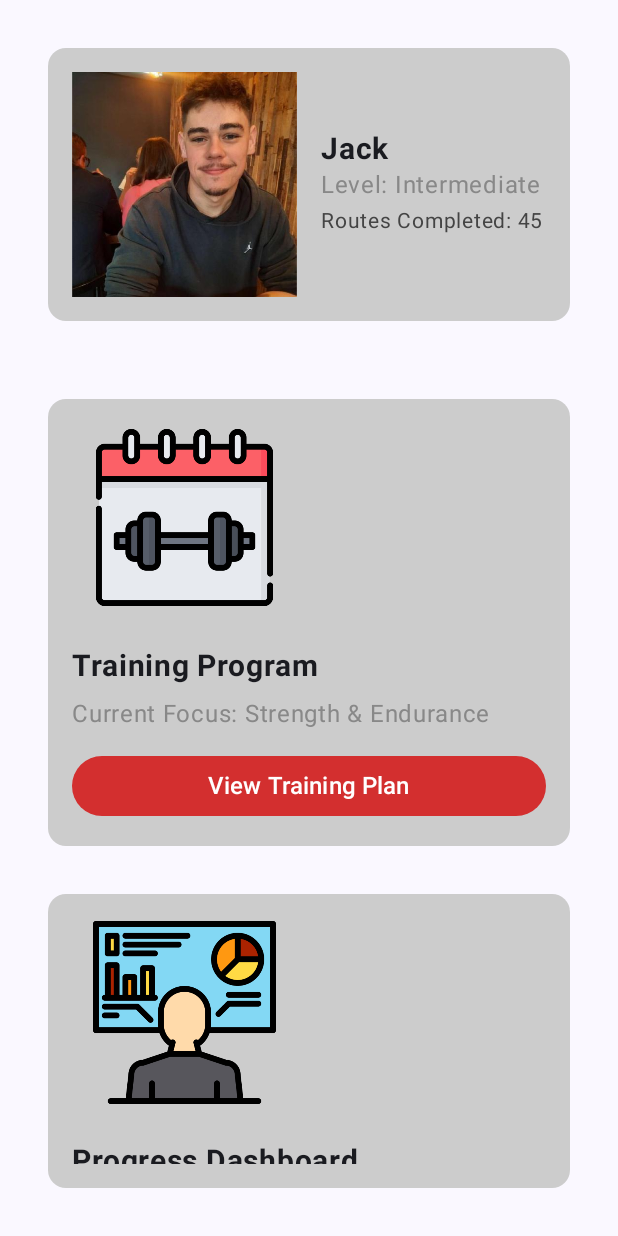
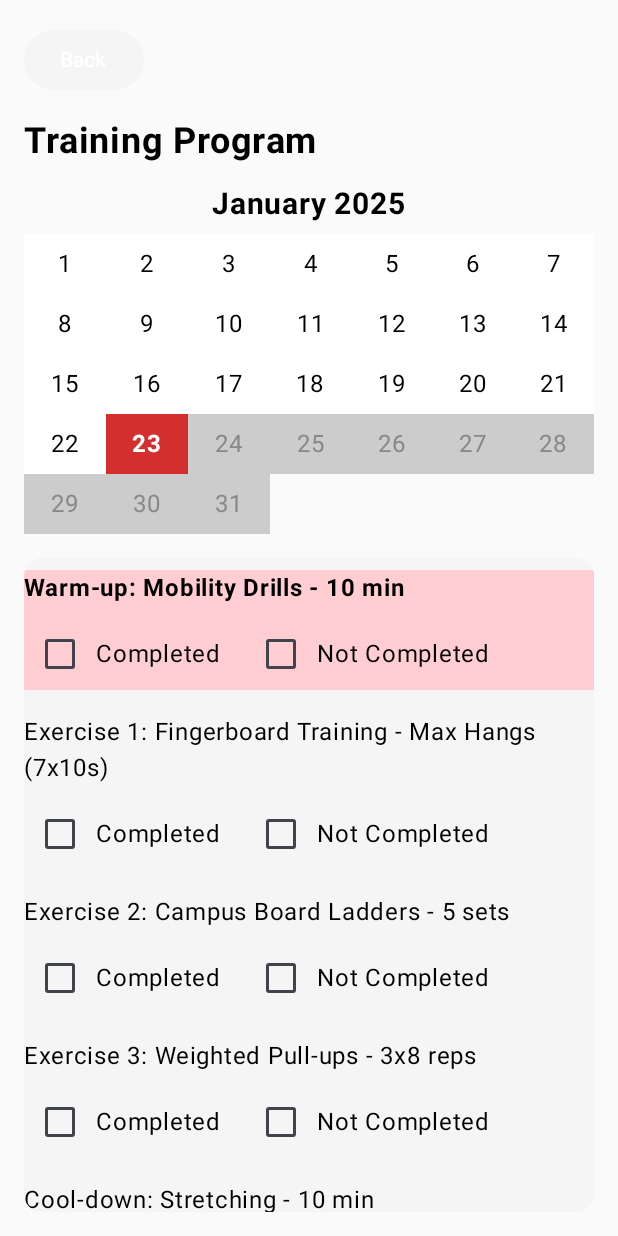
Before and after one commit to Jack9491/RockSolid, an Android app built with Jetpack Compose: the HomeScreen screen opened through its navigation route, after a tap on "View Training Plan", on a phone screen of 412 x 824 dp. Run offline under Robolectric (Android 15) with nearby library versions, the phone set to English and light mode, and no system bars; our stand-ins replace Firebase (no records; nobody signed in at launch, a user with empty details on screens opened directly).

Commit message:
Added Training Program

```diff
--- a/app/src/main/java/ie/tus/rocksolid/navigation/BuildNavigationGraph.kt
+++ b/app/src/main/java/ie/tus/rocksolid/navigation/BuildNavigationGraph.kt
@@ -12,6 +12,7 @@ import ie.tus.rocksolid.screens.WelcomeScreen
 import ie.tus.rocksolid.screens.RegisterScreen
 import ie.tus.rocksolid.screens.LoginScreen
 import ie.tus.rocksolid.screens.HomeScreen
+import ie.tus.rocksolid.screens.TrainingProgramScreen
 import ie.tus.rocksolid.viewmodel.HomeViewModel
 
 
@@ -26,6 +27,7 @@ fun BuildNavigationGraph(
         composable(Screen.RegisterScreen.route) { RegisterScreen(navController) }
         composable(Screen.LoginScreen.route) { LoginScreen(navController) }
         composable(Screen.HomeScreen.route) { HomeScreen(navController) }
-
+        composable(Screen.TrainingProgramScreen.route) { TrainingProgramScreen(navController) }
+        composable(Screen.TrainingProgramScreen.route) { TrainingProgramScreen(navController) }
     }
 }
--- a/app/src/main/java/ie/tus/rocksolid/screens/HomeScreen.kt
+++ b/app/src/main/java/ie/tus/rocksolid/screens/HomeScreen.kt
@@ -9,6 +9,8 @@ import androidx.compose.material3.*
 import androidx.compose.runtime.*
 import androidx.compose.ui.Alignment
 import androidx.compose.ui.Modifier
+import androidx.compose.ui.draw.clip
+import androidx.compose.ui.draw.shadow
 import androidx.compose.ui.graphics.Color
 import androidx.compose.ui.layout.ContentScale
 import androidx.compose.ui.platform.LocalContext
@@ -25,9 +27,9 @@ import ie.tus.rocksolid.R
 fun HomeScreen(navController: NavHostController) {
     val context = LocalContext.current
     val auth = remember { FirebaseAuth.getInstance() }
-    val userName = "Jack" // Placeholder, replace with actual user data
+    val userName = "Jack" // Placeholder
     val climbingLevel = "Intermediate"
-    val completedRoutes = 45 // Placeholder data
+    val completedRoutes = 45 // Placeholder
     val currentTraining = "Strength & Endurance"
     val currentProgress = "Week 1"
 
@@ -45,10 +47,10 @@ fun HomeScreen(navController: NavHostController) {
             Spacer(modifier = Modifier.height(20.dp))
 
             // Training Program Section
-            TrainingProgramSection(currentTraining)
+            TrainingProgramSection(currentTraining,  navController)
 
             // Progress Dashboard Section
-            ProgressDashboard(currentTraining)
+            ProgressDashboard(currentProgress, navController)
         }
     }
 }
@@ -56,51 +58,83 @@ fun HomeScreen(navController: NavHostController) {
 @Composable
 fun ProfileCard(userName: String, level: String, completedRoutes: Int) {
     Card(
-        modifier = Modifier.fillMaxWidth().padding(16.dp),
+        modifier = Modifier
+            .fillMaxWidth()
+            .padding(16.dp)
+            .shadow(8.dp, shape = RoundedCornerShape(12.dp)),
         shape = RoundedCornerShape(12.dp),
-        colors = CardDefaults.cardColors(containerColor = Color.LightGray)
+        colors = CardDefaults.cardColors(containerColor = Color(0xFFD32F2F)) // Light blue background
     ) {
         Row(
             modifier = Modifier.padding(16.dp),
             verticalAlignment = Alignment.CenterVertically
         ) {
             Image(
-                painter = painterResource(id = R.drawable.ic_profile_pic), // Replace with actual user image
+                painter = painterResource(id = R.drawable.ic_profile_pic),
                 contentDescription = "Profile Picture",
-                modifier = Modifier.size(150.dp)
+                modifier = Modifier
+                    .size(80.dp)
+                    .clip(RoundedCornerShape(50)) // Circular image
             )
             Spacer(modifier = Modifier.width(16.dp))
             Column {
-                Text(text = userName, fontSize = 20.sp, fontWeight = FontWeight.Bold)
-                Text(text = "Level: $level", fontSize = 16.sp, color = Color.Gray)
-                Text(text = "Routes Completed: $completedRoutes", fontSize = 14.sp, color = Color.DarkGray)
+                Text(text = userName, fontSize = 22.sp, fontWeight = FontWeight.Bold)
+                Spacer(modifier = Modifier.height(4.dp))
+
+                Row(verticalAlignment = Alignment.CenterVertically) {
+                    Icon(
+                        painter = painterResource(id = R.drawable.ic_level), // Level icon
+                        contentDescription = "Level Icon",
+                        modifier = Modifier.size(18.dp),
+                        tint = Color.Black
+                    )
+                    Spacer(modifier = Modifier.width(4.dp))
+                    Text(text = "Level: $level", fontSize = 16.sp, color = Color.White)
+                }
+
+                Spacer(modifier = Modifier.height(4.dp))
+
+                Row(verticalAlignment = Alignment.CenterVertically) {
+                    Icon(
+                        painter = painterResource(id = R.drawable.ic_routes), // Routes completed icon
+                        contentDescription = "Routes Icon",
+                        modifier = Modifier.size(18.dp),
+                        tint = Color.Black
+                    )
+                    Spacer(modifier = Modifier.width(4.dp))
+                    Text(text = "Routes Completed: $completedRoutes", fontSize = 14.sp, color = Color.White)
+                }
             }
         }
     }
 }
 
+
 @Composable
-fun TrainingProgramSection(currentTraining: String) {
+fun TrainingProgramSection(currentTraining: String, navController: NavHostController) {
     Card(
         modifier = Modifier.fillMaxWidth().padding(16.dp),
         shape = RoundedCornerShape(12.dp),
         colors = CardDefaults.cardColors(containerColor = Color.LightGray)
     ) {
-        Column(modifier = Modifier.padding(16.dp)) {
+        Column(
+            modifier = Modifier.padding(16.dp),
+            horizontalAlignment = Alignment.CenterHorizontally // Center content
+        ) {
             Image(
                 painter = painterResource(id = R.drawable.ic_training_plan),
                 contentDescription = "Training Plan",
                 modifier = Modifier
                     .size(150.dp)
                     .padding(bottom = 24.dp),
-            contentScale = ContentScale.Fit
+                contentScale = ContentScale.Fit
             )
             Text(text = "Training Program", fontSize = 20.sp, fontWeight = FontWeight.Bold)
             Spacer(modifier = Modifier.height(8.dp))
             Text(text = "Current Focus: $currentTraining", fontSize = 16.sp, color = Color.Gray)
             Spacer(modifier = Modifier.height(12.dp))
             Button(
-                onClick = { /* Navigate to training details */ },
+                onClick = { navController.navigate("trainingProgramScreen") },
                 modifier = Modifier.fillMaxWidth(),
                 colors = ButtonDefaults.buttonColors(containerColor = Color(0xFFD32F2F))
             ) {
@@ -111,13 +145,16 @@ fun TrainingProgramSection(currentTraining: String) {
 }
 
 @Composable
-fun ProgressDashboard(currentProgress: String) {
+fun ProgressDashboard(currentProgress: String, navController: NavHostController) {
     Card(
         modifier = Modifier.fillMaxWidth().padding(16.dp),
         shape = RoundedCornerShape(12.dp),
         colors = CardDefaults.cardColors(containerColor = Color.LightGray)
     ) {
-        Column (modifier = Modifier.padding(16.dp)) {
+        Column(
+            modifier = Modifier.padding(16.dp),
+            horizontalAlignment = Alignment.CenterHorizontally // Center content
+        ) {
             Image(
                 painter = painterResource(id = R.drawable.ic_progress_dashboard),
                 contentDescription = "Progress Dashboard",
@@ -131,7 +168,7 @@ fun ProgressDashboard(currentProgress: String) {
             Text(text = "Current Focus: $currentProgress", fontSize = 16.sp, color = Color.Gray)
             Spacer(modifier = Modifier.height(12.dp))
             Button(
-                onClick = { /* Navigate to progress dashboard */ },
+                onClick = { navController.navigate("ProgressDashboardScreen") },
                 modifier = Modifier.fillMaxWidth(),
                 colors = ButtonDefaults.buttonColors(containerColor = Color(0xFFD32F2F))
             ) {
--- /dev/null
+++ b/app/src/main/java/ie/tus/rocksolid/screens/ProgressDashboardScreen.kt
@@ -0,0 +1 @@
+package ie.tus.rocksolid.screens
--- /dev/null
+++ b/app/src/main/java/ie/tus/rocksolid/screens/TrainingProgramScreen.kt
@@ -0,0 +1,319 @@
+package ie.tus.rocksolid.screens
+
+import androidx.compose.foundation.background
+import androidx.compose.foundation.clickable
+import androidx.compose.foundation.layout.*
+import androidx.compose.foundation.lazy.LazyColumn
+import androidx.compose.foundation.lazy.grid.GridCells
+import androidx.compose.foundation.lazy.grid.LazyVerticalGrid
+import androidx.compose.material3.*
+import androidx.compose.runtime.*
+import androidx.compose.ui.Alignment
+import androidx.compose.ui.Modifier
+import androidx.compose.ui.graphics.Color
+import androidx.compose.ui.text.font.FontWeight
+import androidx.compose.ui.unit.dp
+import androidx.compose.ui.unit.sp
+import androidx.navigation.NavHostController
+import java.util.Calendar
+
+
+@Composable
+fun TrainingProgramScreen(navController: NavHostController) {
+    val today = remember { Calendar.getInstance().get(Calendar.DAY_OF_MONTH) }
+    var selectedDay by remember { mutableStateOf(today) }
+    val workoutCompletion = remember { mutableStateMapOf<String, String>() } // Tracks completed/uncompleted with notes
+    val notes = remember { mutableStateListOf<String>() } // Notes for uncompleted workouts
+    val currentExerciseIndex = remember { mutableStateOf(0) } // Track the current active exercise
+
+    Column(modifier = Modifier.fillMaxSize().padding(16.dp)) {
+        // Back Button
+        Button(
+            onClick = { navController.popBackStack() },
+            modifier = Modifier.padding(bottom = 16.dp),
+            colors = ButtonDefaults.buttonColors(containerColor = Color(0xFFF5F5F5))
+        ) {
+            Text("Back", color = Color.White)
+        }
+
+        Text(
+            text = "Training Program",
+            fontSize = 24.sp,
+            fontWeight = FontWeight.Bold,
+            color = Color.Black,
+            modifier = Modifier.padding(bottom = 16.dp)
+        )
+
+        // Calendar View
+        CustomCalendar(today, selectedDay) { day ->
+            selectedDay = day // Update selectedDay when a day is clicked
+            currentExerciseIndex.value = 0 // Reset active exercise when the day changes
+        }
+
+        Spacer(modifier = Modifier.height(16.dp))
+
+        // Training Details
+        TrainingDetails(selectedDay, today, workoutCompletion, notes, currentExerciseIndex)
+
+        // Notes Section
+        if (notes.isNotEmpty()) {
+            Spacer(modifier = Modifier.height(16.dp))
+            Card(
+                modifier = Modifier.fillMaxWidth(),
+                colors = CardDefaults.cardColors(containerColor = Color(0xFFF5F5F5))
+            ) {
+                Column(modifier = Modifier.padding(16.dp)) {
+                    Text(
+                        text = "Notes",
+                        fontSize = 20.sp,
+                        fontWeight = FontWeight.Bold,
+                        color = Color.Black
+                    )
+                    notes.forEach { note ->
+                        Text(
+                            text = "- $note",
+                            fontSize = 16.sp,
+                            color = Color.Gray,
+                            modifier = Modifier.padding(top = 8.dp)
+                        )
+                    }
+                }
+            }
+        }
+    }
+}
+
+@Composable
+fun CustomCalendar(today: Int, selectedDay: Int, onDaySelected: (Int) -> Unit) {
+    val daysInMonth = Calendar.getInstance().getActualMaximum(Calendar.DAY_OF_MONTH)
+
+    Column(
+        modifier = Modifier.fillMaxWidth(),
+        horizontalAlignment = Alignment.CenterHorizontally
+    ) {
+        Text(
+            text = "January ${Calendar.getInstance().get(Calendar.YEAR)}",
+            fontSize = 20.sp,
+            fontWeight = FontWeight.Bold,
+            color = Color.Black,
+            modifier = Modifier.padding(bottom = 8.dp)
+        )
+
+        LazyVerticalGrid(columns = GridCells.Fixed(7), modifier = Modifier.fillMaxWidth()) {
+            items(daysInMonth) { day ->
+                val dayNumber = day + 1
+                val isToday = dayNumber == today
+                val isSelected = dayNumber == selectedDay
+                val isLocked = dayNumber > today
+
+                Box(
+                    modifier = Modifier
+                        .size(40.dp)
+                        .background(
+                            when {
+                                isSelected -> Color(0xFFD32F2F)
+                                isToday -> Color.Black
+                                isLocked -> Color.LightGray
+                                else -> Color.White
+                            }
+                        )
+                        .clickable(enabled = !isLocked) { onDaySelected(dayNumber) },
+                    contentAlignment = Alignment.Center
+                ) {
+                    Text(
+                        text = dayNumber.toString(),
+                        color = when {
+                            isSelected || isToday -> Color.White
+                            isLocked -> Color.Gray
+                            else -> Color.Black
+                        },
+                        fontSize = 16.sp,
+                        fontWeight = if (isToday) FontWeight.Bold else FontWeight.Normal
+                    )
+                }
+            }
+        }
+    }
+}
+
+@Composable
+fun TrainingDetails(
+    selectedDay: Int,
+    today: Int,
+    workoutCompletion: MutableMap<String, String>,
+    notes: MutableList<String>,
+    currentExerciseIndex: MutableState<Int>
+) {
+    var showReasonDialog by remember { mutableStateOf<Pair<Int, String>?>(null) }
+
+    Column(modifier = Modifier.fillMaxSize()) {
+        Card(
+            modifier = Modifier
+                .fillMaxWidth()
+                .weight(1f),
+            colors = CardDefaults.cardColors(containerColor = Color(0xFFF5F5F5))
+        ) {
+            LazyColumn(
+                modifier = Modifier.fillMaxSize()
+            ) {
+                val workoutDetails = if (selectedDay == today) dummyWorkoutDetails else getClimbingWorkoutsForDay(selectedDay)
+                items(count = workoutDetails.size) { index ->
+                    val workout = workoutDetails[index]
+                    val status = workoutCompletion["$selectedDay-$index"] ?: ""
+
+                    Column(
+                        modifier = Modifier
+                            .fillMaxWidth()
+                            .padding(vertical = 8.dp)
+                            .background(if (index == currentExerciseIndex.value) Color(0xFFFFCDD2) else Color.Transparent)
+                    ) {
+                        Text(
+                            text = workout,
+                            fontSize = 16.sp,
+                            color = Color.Black,
+                            fontWeight = if (index == currentExerciseIndex.value) FontWeight.Bold else FontWeight.Normal,
+                            modifier = Modifier.padding(bottom = 8.dp)
+                        )
+
+                        Row(verticalAlignment = Alignment.CenterVertically) {
+                            Checkbox(
+                                checked = status == "completed",
+                                onCheckedChange = if (selectedDay == today) {
+                                    { checked ->
+                                        if (checked) {
+                                            workoutCompletion["$selectedDay-$index"] = "completed"
+                                            currentExerciseIndex.value = index + 1 // Move to the next exercise
+                                        }
+                                    }
+                                } else null
+                            )
+                            Text(
+                                text = "Completed",
+                                fontSize = 16.sp,
+                                color = Color.Black,
+                                modifier = Modifier.padding(end = 16.dp)
+                            )
+
+                            Checkbox(
+                                checked = status == "incomplete",
+                                onCheckedChange = if (selectedDay == today) {
+                                    { checked ->
+                                        if (checked) {
+                                            workoutCompletion["$selectedDay-$index"] = "incomplete"
+                                            currentExerciseIndex.value = index + 1 // Allow moving to next exercise
+                                            showReasonDialog = index to workout // Trigger the dialog
+                                        }
+                                    }
+                                } else null
+                            )
+                            Text(
+                                text = "Not Completed",
+                                fontSize = 16.sp,
+                                color = Color.Black
+                            )
+                        }
+                    }
+                }
+            }
+        }
+
+        // Show the dialog if triggered
+        showReasonDialog?.let { (index, workout) ->
+            ReasonDialog(
+                workout = workout,
+                onDismiss = { showReasonDialog = null },
+                onConfirm = { reason ->
+                    notes.add("$workout - Reason: $reason")
+                    showReasonDialog = null
+                }
+            )
+        }
+    }
+}
+
+
+
+@Composable
+fun ReasonDialog(
+    workout: String,
+    onDismiss: () -> Unit,
+    onConfirm: (String) -> Unit
+) {
+    var reason by remember { mutableStateOf("") }
+
+    AlertDialog(
+        onDismissRequest = { onDismiss() },
+        confirmButton = {
+            Button(onClick = {
+                onConfirm(reason)
+                onDismiss()
+            }) {
+                Text("Submit")
+            }
+        },
+        dismissButton = {
+            Button(onClick = { onDismiss() }) {
+                Text("Cancel")
+            }
+        },
+        title = { Text("Why was the workout not completed?") },
+        text = {
+            Column {
+                Text("Provide a reason below:")
+                TextField(
+                    value = reason,
+                    onValueChange = { reason = it },
+                    modifier = Modifier.fillMaxWidth()
+                )
+            }
+        }
+    )
+}
+
+fun getClimbingWorkoutsForDay(day: Int): List<String> {
+    return when (day % 5) {
+        0 -> listOf(
+            "Warm-up: Mobility Drills - 10 min",
+            "Exercise 1: Fingerboard Training - Max Hangs (7x10s)",
+            "Exercise 2: Campus Board Ladders - 5 sets",
+            "Exercise 3: Weighted Pull-ups - 3x8 reps",
+            "Cool-down: Stretching - 10 min"
+        )
+        1 -> listOf(
+            "Warm-up: General Stretching - 8 min",
+            "Exercise 1: Pinch Block Training - 3x10s holds",
+            "Exercise 2: Boulder Circuit - 6 problems at V2-V4",
+            "Exercise 3: Dead Hangs - 4x12s",
+            "Cool-down: Foam Rolling - 10 min"
+        )
+        2 -> listOf(
+            "Warm-up: Dynamic Stretching - 5 min",
+            "Exercise 1: ARC Training - 30 min at low intensity",
+            "Exercise 2: Finger Rolls - 3x12 reps",
+            "Exercise 3: Core Conditioning (Plank + Leg Raises) - 3x1 min",
+            "Cool-down: Relaxation Stretch - 8 min"
+        )
+        3 -> listOf(
+            "Warm-up: Jump Rope - 5 min",
+            "Exercise 1: Campus Board: Double Dynos - 5 sets",
+            "Exercise 2: Boulder Projecting - 1 hour",
+            "Exercise 3: Core Stability - 3x45s side planks",
+            "Cool-down: Easy Climbing - 15 min"
+        )
+        else -> listOf(
+            "Warm-up: Easy Traversing - 10 min",
+            "Exercise 1: Repeaters on Fingerboard - 6x10s/5s",
+            "Exercise 2: One-Arm Lock-offs - 3x each arm",
+            "Exercise 3: Mobility Training (Shoulders + Hips) - 10 min",
+            "Cool-down: Light Stretching - 10 min"
+        )
+    }
+}
+
+val dummyWorkoutDetails = listOf(
+    "Warm-up: Mobility Drills - 10 min",
+    "Exercise 1: Fingerboard Training - Max Hangs (7x10s)",
+    "Exercise 2: Campus Board Ladders - 5 sets",
+    "Exercise 3: Weighted Pull-ups - 3x8 reps",
+    "Cool-down: Stretching - 10 min"
+)
--- a/app/src/main/java/ie/tus/rocksolid/screens/WelcomeScreen.kt
+++ b/app/src/main/java/ie/tus/rocksolid/screens/WelcomeScreen.kt
@@ -25,7 +25,7 @@ fun WelcomeScreen(navController: NavHostController) {
     Surface(
         modifier = Modifier
             .fillMaxSize()
-            .background(Color(0xFFF5F5F5)) // Light grey background to match the image
+            .background(Color(0xFFF5F5F5))
     ) {
         WelcomeScreenContent(
             onLoginClick = {
@@ -79,14 +79,14 @@ private fun WelcomeScreenContent(
             modifier = Modifier.padding(bottom = 32.dp)
         )
 
-        // Register Button (Larger and more prominent)
+        // Register Button
         Button(
             onClick = onRegisterClick,
             modifier = Modifier
                 .fillMaxWidth(0.8f)
                 .height(55.dp),
             colors = ButtonDefaults.buttonColors(
-                containerColor = Color(0xFFD32F2F), // Red color matching the image
+                containerColor = Color(0xFFD32F2F), // RockSolid Red
                 contentColor = Color.White
             ),
             shape = RoundedCornerShape(8.dp)
```
Also changed, not shown: app/src/main/java/ie/tus/rocksolid/navigation/Screen.kt (+6 -1 lines).
